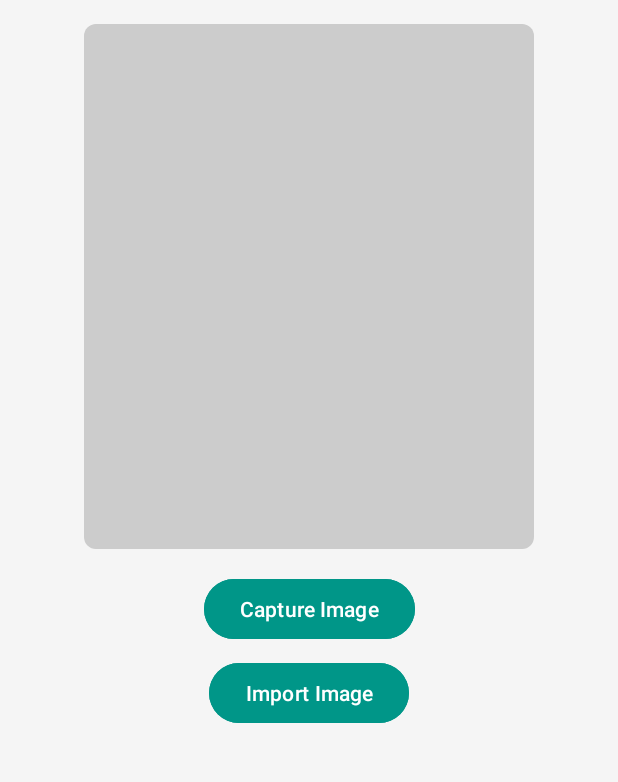
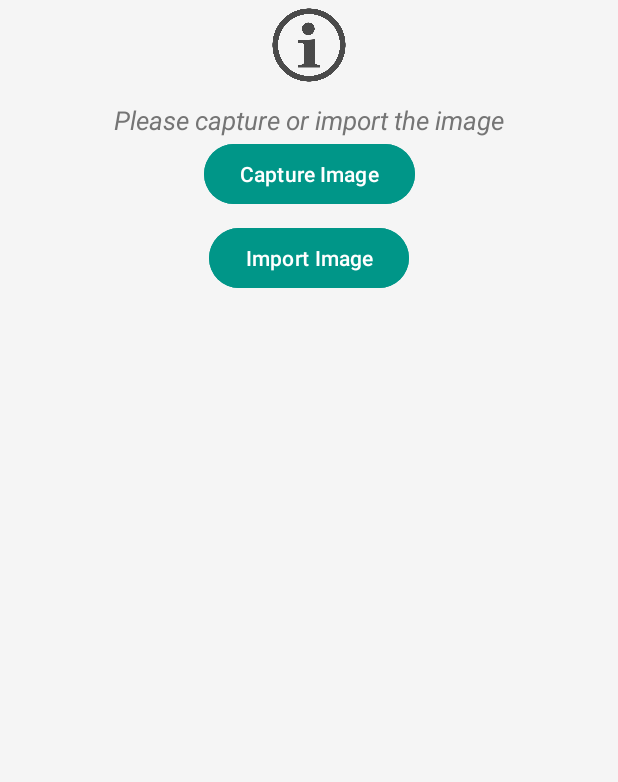
Before and after one commit to ShivaniKolanu/geminiUnifiedReview, an Android app: the screen it shows after launch (MainActivity), on a phone screen of 412 x 824 dp, the part 60-842 px from its top. Run offline under Robolectric (Android 15) with nearby library versions, the phone set to English and light mode, and no system bars; libraries missing offline, so code that uses them is left out: com.google.ai.client; 1 statement that could not run was skipped.

Commit message:
Adding Info Icon and functionality

```diff
--- a/src/main/java/com/example/geminiunifiedreview/MainActivity.kt
+++ b/src/main/java/com/example/geminiunifiedreview/MainActivity.kt
@@ -25,6 +25,7 @@ import com.google.ai.client.generativeai.type.content
 import androidx.lifecycle.lifecycleScope
 import kotlinx.coroutines.launch
 import android.util.Log
+import android.widget.LinearLayout
 
 
 class MainActivity : AppCompatActivity() {
@@ -32,6 +33,8 @@ class MainActivity : AppCompatActivity() {
     private lateinit var captureIV : ImageView
     private lateinit var imageUrl : Uri
     private lateinit var triggerFunctionBtn: Button
+    private lateinit var placeholderLayout: LinearLayout
+
 
     private val contract = registerForActivityResult(ActivityResultContracts.TakePicture()){
 //
@@ -40,6 +43,8 @@ class MainActivity : AppCompatActivity() {
         val bitmap = uriToBitmap(imageUrl)
         captureIV.setImageBitmap(bitmap)
         triggerFunctionBtn.visibility = Button.VISIBLE
+        captureIV.visibility = ImageView.VISIBLE
+        placeholderLayout.visibility = LinearLayout.GONE
     }
 
     private val selectImageContract = registerForActivityResult(ActivityResultContracts.OpenDocument()) { uri: Uri? ->
@@ -48,6 +53,8 @@ class MainActivity : AppCompatActivity() {
             val bitmap = uriToBitmap(uri)
             captureIV.setImageBitmap(bitmap)
             triggerFunctionBtn.visibility = Button.VISIBLE
+            captureIV.visibility = ImageView.VISIBLE
+            placeholderLayout.visibility = LinearLayout.GONE
         }
     }
 
@@ -63,6 +70,7 @@ class MainActivity : AppCompatActivity() {
         imageUrl = createImageUri()
         captureIV = findViewById(R.id.captureImageView)
         triggerFunctionBtn = findViewById(R.id.triggerFunctionButton)
+        placeholderLayout = findViewById(R.id.placeholderLayout)
 
         val captureImgBtn = findViewById<Button>(R.id.captureImageButton)
         captureImgBtn.setOnClickListener{
--- a/src/main/res/layout/activity_main.xml
+++ b/src/main/res/layout/activity_main.xml
@@ -54,10 +54,42 @@
         android:contentDescription="@string/captured"
         android:background="@drawable/image_background"
         android:scaleType="centerCrop"
+        android:visibility="gone"
         app:layout_constraintTop_toBottomOf="@+id/titleLayout"
         app:layout_constraintBottom_toTopOf="@+id/captureImageButton"
         app:layout_constraintStart_toStartOf="parent"
         app:layout_constraintEnd_toEndOf="parent" />
+
+    <!-- Info icon and message when no image is captured or imported -->
+    <LinearLayout
+        android:id="@+id/placeholderLayout"
+        android:layout_width="wrap_content"
+        android:layout_height="wrap_content"
+        android:orientation="vertical"
+        android:gravity="center"
+        android:visibility="visible"
+        app:layout_constraintTop_toBottomOf="@+id/titleLayout"
+        app:layout_constraintBottom_toTopOf="@+id/captureImageButton"
+        app:layout_constraintStart_toStartOf="parent"
+        app:layout_constraintEnd_toEndOf="parent">
+
+        <ImageView
+            android:id="@+id/infoIcon"
+            android:layout_width="60dp"
+            android:layout_height="60dp"
+            android:layout_marginBottom="8dp"
+            android:src="@drawable/info_icon"
+            android:contentDescription="info icon" />
+
+        <TextView
+            android:id="@+id/infoMessage"
+            android:layout_width="wrap_content"
+            android:layout_height="wrap_content"
+            android:text="Please capture or import the image"
+            android:textColor="#757575"
+            android:textSize="17sp"
+            android:textStyle="italic"/>
+    </LinearLayout>
 
     <!-- Button to capture image -->
     <Button
```
Also changed, not shown: src/main/res/drawable/exclamation.png (added), src/main/res/drawable/info_icon.png (added).
